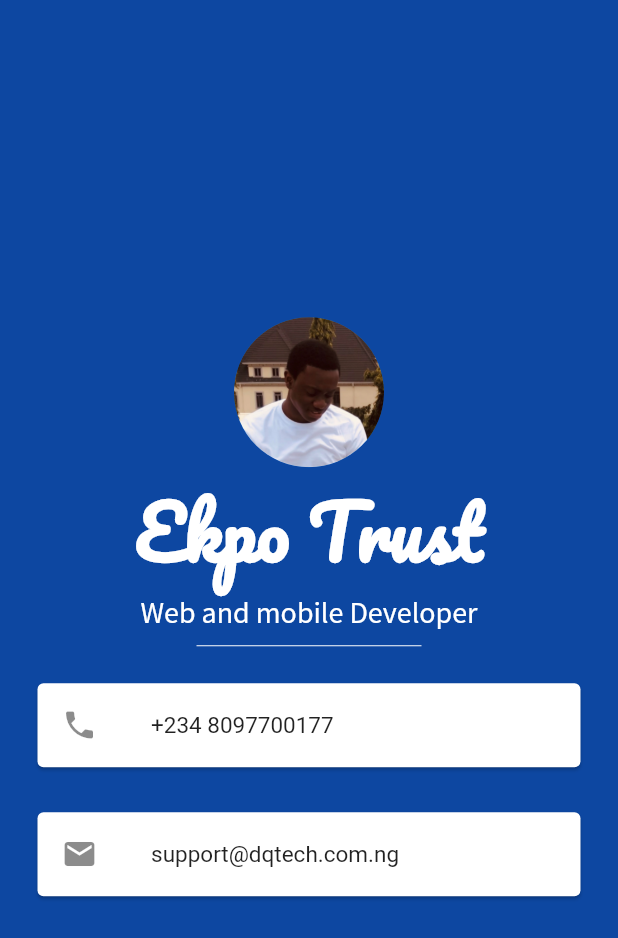
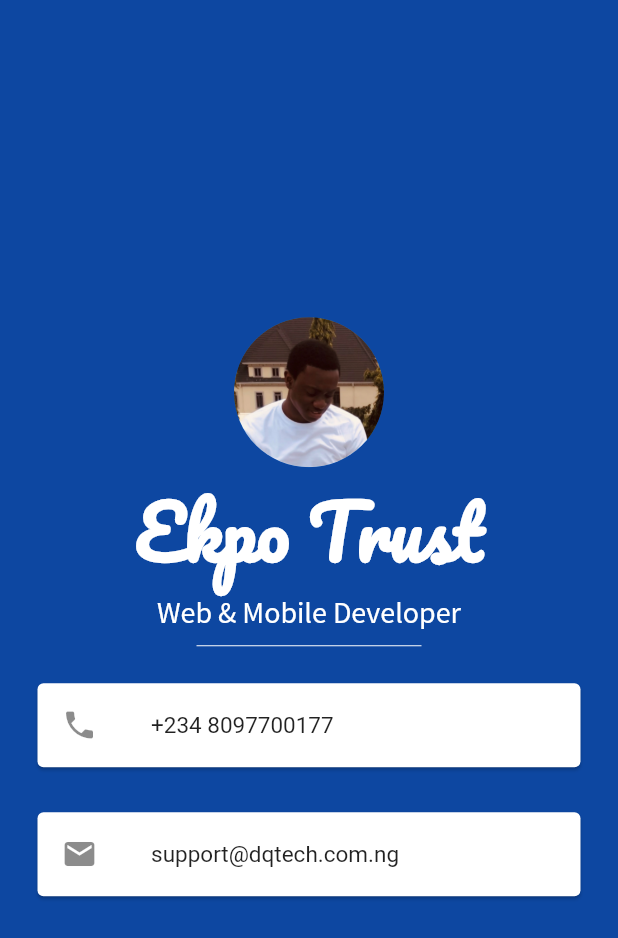
Before and after one commit to Trust-Ekpo/MI_Card, a Flutter app: the screen it shows after launch, on a phone screen of 412 x 824 dp. Shown: the top 938 px of the screen. Run offline on Flutter 3.47's test engine with Material 2 defaults, Android fonts, the phone set to English and light mode, and no system bars.

Commit message:
Edited some content

```diff
--- a/lib/main.dart
+++ b/lib/main.dart
@@ -17,15 +17,11 @@ class MyApp extends StatelessWidget {
          //container is just like a div but can only have one(1) child
          child: Center(
            child: Column(
-             //to put the contents of the column in the center
              mainAxisAlignment: MainAxisAlignment.center,
              children: <Widget>[
-               //it a widget for circle avater where you can place whatever you want i think
                CircleAvatar(
                  radius: 50 ,
                  backgroundImage: AssetImage("images/myself2.jpg"),
-
-
                ),
                Text(
                  "Ekpo Trust",
@@ -38,7 +34,7 @@ class MyApp extends StatelessWidget {
                ),
                ),
                Text(
-                 "Web and mobile Developer",
+                 "Web & Mobile Developer",
                  style: TextStyle(
                    fontFamily: 'Source Sans Pro',
                    fontSize: 20,
@@ -53,7 +49,7 @@ class MyApp extends StatelessWidget {
                    color: Colors.white,
                  ),
                ),
-               //card is used to make a card and it has
+
                Card (
                  color: Colors.white,
                   margin: EdgeInsets.symmetric(
@@ -100,9 +96,6 @@ class MyApp extends StatelessWidget {
 
                    )
                ),
-
-
-
              ],
            ),
          )
```
